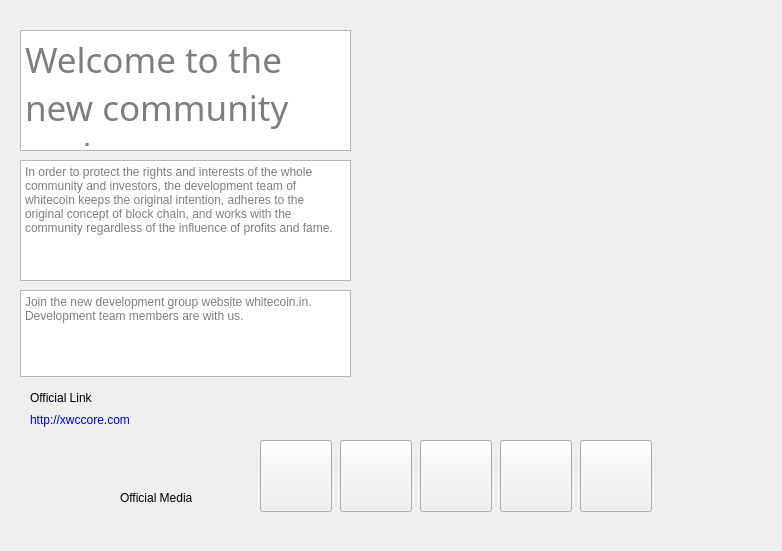
Above: src/qt/forms/firstpage.ui from WhitecoinCore/whitecoin before the change. Below: the same form after it.
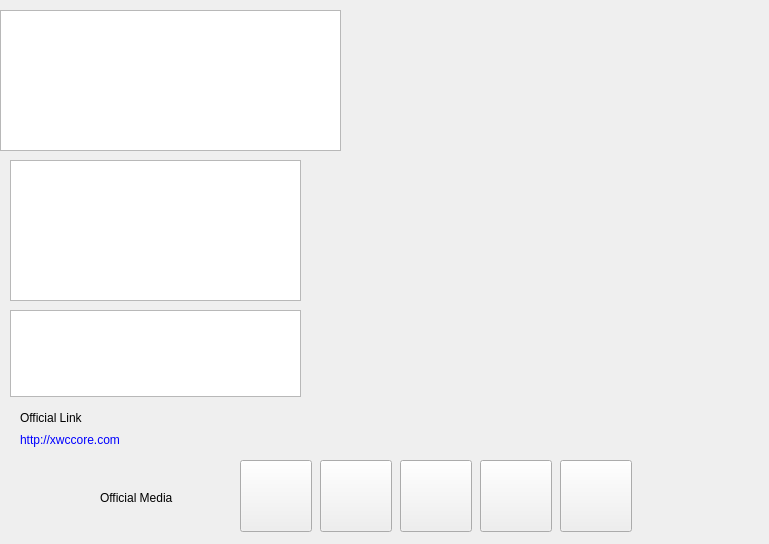
That is the form after the change. Icons and pictures are not drawn.

Commit message: Information of firstpage has been advised .

The edit to the form file:
```diff
--- a/src/qt/forms/firstpage.ui
+++ b/src/qt/forms/firstpage.ui
@@ -6,8 +6,8 @@
    <rect>
     <x>0</x>
     <y>0</y>
-    <width>782</width>
-    <height>551</height>
+    <width>769</width>
+    <height>544</height>
    </rect>
   </property>
   <property name="windowTitle">
@@ -16,59 +16,68 @@
   <widget class="QTextBrowser" name="textBrowser_headline">
    <property name="geometry">
     <rect>
-     <x>20</x>
-     <y>30</y>
-     <width>331</width>
-     <height>121</height>
+     <x>0</x>
+     <y>10</y>
+     <width>341</width>
+     <height>141</height>
     </rect>
    </property>
    <property name="font">
     <font>
      <family>幼圆</family>
-     <pointsize>26</pointsize>
+     <pointsize>24</pointsize>
     </font>
    </property>
+   <property name="autoFillBackground">
+    <bool>true</bool>
+   </property>
    <property name="acceptRichText">
     <bool>true</bool>
    </property>
    <property name="placeholderText">
-    <string>Welcome to the new community ecology</string>
+    <string/>
    </property>
   </widget>
   <widget class="QTextBrowser" name="textBrowser_info">
    <property name="geometry">
     <rect>
-     <x>20</x>
+     <x>10</x>
      <y>160</y>
-     <width>331</width>
-     <height>121</height>
+     <width>291</width>
+     <height>141</height>
     </rect>
    </property>
+   <property name="autoFillBackground">
+    <bool>true</bool>
+   </property>
    <property name="placeholderText">
-    <string>In order to protect the rights and interests of the whole community and investors, the development team of whitecoin keeps the original intention, adheres to the original concept of block chain, and works with the community regardless of the influence of profits and fame.</string>
+    <string/>
    </property>
   </widget>
   <widget class="QTextEdit" name="textBrowser_adv">
    <property name="geometry">
     <rect>
-     <x>20</x>
-     <y>290</y>
-     <width>331</width>
+     <x>10</x>
+     <y>310</y>
+     <width>291</width>
      <height>87</height>
     </rect>
    </property>
+   <property name="autoFillBackground">
+    <bool>true</bool>
+   </property>
    <property name="readOnly">
     <bool>true</bool>
    </property>
    <property name="placeholderText">
-    <string>Join the new development group website whitecoin.in. Development team members are with us.</string>
+    <string/>
    </property>
   </widget>
   <widget class="QLabel" name="label_official_link">
    <property name="geometry">
     <rect>
-     <x>30</x>
-     <y>410</y>
+     <x>20</x>
+     <y>430</y>
      <width>151</width>
      <height>21</height>
     </rect>
@@ -83,12 +92,21 @@
   <widget class="QLabel" name="label_2">
    <property name="geometry">
     <rect>
-     <x>360</x>
+     <x>140</x>
      <y>0</y>
-     <width>421</width>
-     <height>391</height>
+     <width>631</width>
+     <height>421</height>
     </rect>
    </property>
+   <property name="toolTip">
+    <string notr="true"/>
+   </property>
+   <property name="autoFillBackground">
+    <bool>false</bool>
+   </property>
+   <property name="styleSheet">
+    <string notr="true">background-image: url(:/images/res/images/firstpage_img.png);</string>
+   </property>
    <property name="text">
     <string/>
    </property>
@@ -99,8 +117,8 @@
   <widget class="QLabel" name="label_officelink">
    <property name="geometry">
     <rect>
-     <x>30</x>
-     <y>390</y>
+     <x>20</x>
+     <y>410</y>
      <width>111</width>
      <height>16</height>
     </rect>
@@ -112,7 +130,7 @@
   <widget class="QLabel" name="label_official_media">
    <property name="geometry">
     <rect>
-     <x>120</x>
+     <x>100</x>
      <y>490</y>
      <width>121</width>
      <height>16</height>
@@ -125,8 +143,8 @@
   <widget class="QToolButton" name="toolButton">
    <property name="geometry">
     <rect>
-     <x>260</x>
-     <y>440</y>
+     <x>240</x>
+     <y>460</y>
      <width>72</width>
      <height>72</height>
     </rect>
@@ -141,8 +159,8 @@
   <widget class="QToolButton" name="toolButton_2">
    <property name="geometry">
     <rect>
-     <x>340</x>
-     <y>440</y>
+     <x>320</x>
+     <y>460</y>
      <width>72</width>
      <height>72</height>
     </rect>
@@ -157,8 +175,8 @@
   <widget class="QToolButton" name="toolButton_3">
    <property name="geometry">
     <rect>
-     <x>420</x>
-     <y>440</y>
+     <x>400</x>
+     <y>460</y>
      <width>72</width>
      <height>72</height>
     </rect>
@@ -173,8 +191,8 @@
   <widget class="QToolButton" name="toolButton_4">
    <property name="geometry">
     <rect>
-     <x>500</x>
-     <y>440</y>
+     <x>480</x>
+     <y>460</y>
      <width>72</width>
      <height>72</height>
     </rect>
@@ -189,8 +207,8 @@
   <widget class="QToolButton" name="toolButton_5">
    <property name="geometry">
     <rect>
-     <x>580</x>
-     <y>440</y>
+     <x>560</x>
+     <y>460</y>
      <width>72</width>
      <height>72</height>
     </rect>
```
Left out of the diff: 10 changed lines with no effect on the pictures. The commit also changes 3 other files.
